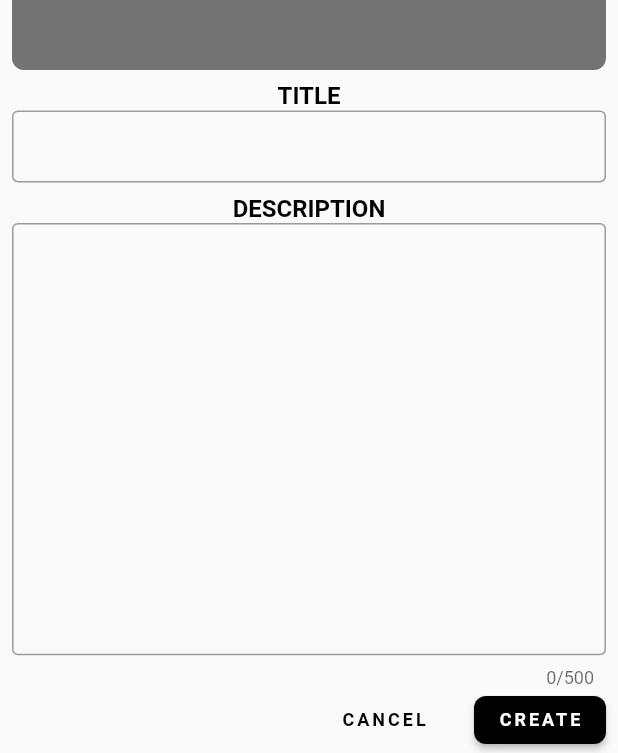
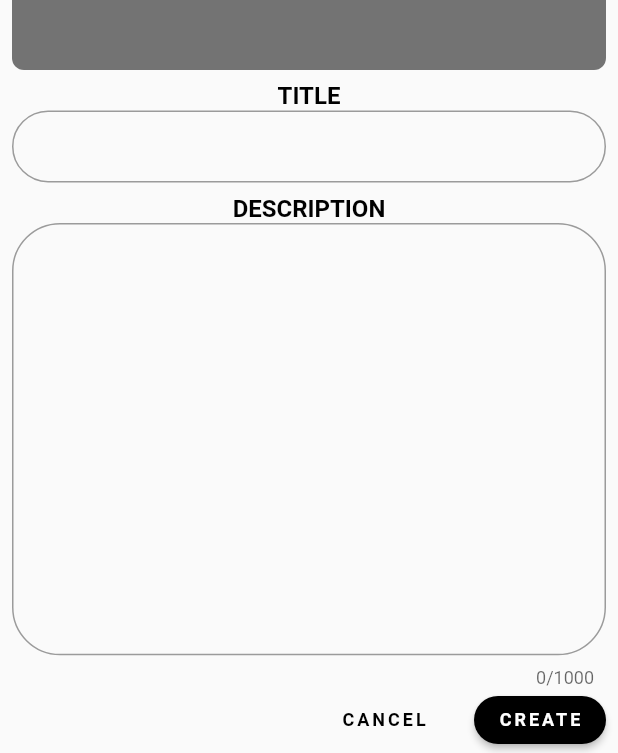
Before and after one commit to GenixPL/pictile, a Flutter app: the AddPairPage widget shown alone on an empty page, opened directly with empty values, on a phone screen of 412 x 824 dp. Shown: the part 480-1233 px from the top of the screen. Run offline on Flutter 3.47's test engine with Material 2 defaults, Android fonts, the phone set to English and light mode, and no system bars; our stand-ins replace image_picker, permission_handler, sqflite; accounts and stored records are empty.

Commit message:
Correct ui

```diff
--- a/lib/ui/common/buttons/my_flat_button.dart
+++ b/lib/ui/common/buttons/my_flat_button.dart
@@ -24,7 +24,7 @@ class MyFlatButton extends StatelessWidget {
             style: smallBlackTextStyle,
           ),
           shape: RoundedRectangleBorder(
-            borderRadius: BorderRadius.circular(8),
+            borderRadius: BorderRadius.circular(32),
           ),
           padding: EdgeInsets.all(0),
         ),
--- a/lib/ui/common/set_tile.dart
+++ b/lib/ui/common/set_tile.dart
@@ -18,7 +18,7 @@ class SetTile extends StatelessWidget {
       child: Container(
         decoration: BoxDecoration(
           color: Colors.white,
-          borderRadius: BorderRadius.circular(8),
+          borderRadius: BorderRadius.circular(32),
           boxShadow: [
             BoxShadow(color: Colors.black, blurRadius: 2),
           ],
@@ -62,6 +62,8 @@ class SetTile extends StatelessWidget {
               child: Text(
                 setMap[setsNameKey],
                 style: TextStyle(fontWeight: FontWeight.w500),
+                maxLines: 1,
+                overflow: TextOverflow.ellipsis,
               ),
             ),
           ],
--- a/lib/ui/manage/menu/add_set_dialog.dart
+++ b/lib/ui/manage/menu/add_set_dialog.dart
@@ -39,7 +39,9 @@ class AddSetDialog extends StatelessWidget {
                           controller: _nameController,
                           decoration: InputDecoration(
                             contentPadding: EdgeInsets.fromLTRB(8, 4, 8, 4),
-                            border: OutlineInputBorder(),
+                            border: OutlineInputBorder(
+                              borderRadius: BorderRadius.circular(32),
+                            ),
                             hintText: 'Set name...',
                             labelText: 'Set name',
                           ),
--- a/lib/ui/manage/menu/manage_menu_page.dart
+++ b/lib/ui/manage/menu/manage_menu_page.dart
@@ -62,7 +62,7 @@ class _ManageMenuPageState extends State<ManageMenuPage> {
                     child: Container(
                       decoration: BoxDecoration(
                         color: Colors.white,
-                        borderRadius: BorderRadius.circular(8),
+                        borderRadius: BorderRadius.circular(32),
                         boxShadow: [
                           BoxShadow(color: Colors.black, blurRadius: 2),
                         ],
@@ -127,6 +127,8 @@ class _ManageMenuPageState extends State<ManageMenuPage> {
               child: Text(
                 map[setsNameKey],
                 style: TextStyle(fontWeight: FontWeight.w500),
+                maxLines: 1,
+                overflow: TextOverflow.ellipsis,
               ),
             ),
           ],
--- a/lib/ui/manage/set/add_pair_page.dart
+++ b/lib/ui/manage/set/add_pair_page.dart
@@ -8,6 +8,8 @@ import 'package:pictile/services/db_helper.dart';
 import 'package:pictile/themes/text_styles.dart';
 
 import 'package:pictile/ui/common/basic_page.dart';
+import 'package:pictile/ui/common/buttons/my_flat_button.dart';
+import 'package:pictile/ui/common/buttons/my_raised_button.dart';
 import 'package:pictile/utils/validator.dart';
 import 'package:provider/provider.dart';
 
@@ -95,7 +97,9 @@ class _AddPairPageState extends State<AddPairPage> {
               controller: _titleController,
               decoration: InputDecoration(
                 contentPadding: EdgeInsets.fromLTRB(8, 0, 8, 0),
-                border: OutlineInputBorder(),
+                border: OutlineInputBorder(
+                  borderRadius: BorderRadius.circular(32),
+                ),
               ),
               maxLines: 1,
               validator: Validator.validatePairTitle,
@@ -107,11 +111,13 @@ class _AddPairPageState extends State<AddPairPage> {
                 controller: _descriptionController,
                 decoration: InputDecoration(
                   contentPadding: EdgeInsets.fromLTRB(8, 4, 8, 4),
-                  border: OutlineInputBorder(),
+                  border: OutlineInputBorder(
+                    borderRadius: BorderRadius.circular(32),
+                  ),
                 ),
                 expands: true,
                 maxLines: null,
-                maxLength: 500,
+                maxLength: 1000,
                 validator: Validator.validatePairDescription,
               ),
             ),
@@ -126,36 +132,14 @@ class _AddPairPageState extends State<AddPairPage> {
     return Row(
       mainAxisAlignment: MainAxisAlignment.end,
       children: <Widget>[
-        Padding(
-          padding: const EdgeInsets.all(8.0),
-          child: SizedBox(
-            height: 32,
-            child: FlatButton(
-              child: Text('CANCEL', style: smallBlackTextStyle),
-              onPressed: () => Navigator.pop(context),
-              shape: RoundedRectangleBorder(
-                borderRadius: BorderRadius.circular(8),
-              ),
-              padding: EdgeInsets.all(0),
-            ),
-          ),
+        MyFlatButton(
+          text: 'CANCEL',
+          onTap: () => Navigator.pop(context),
         ),
-        Padding(
-          padding: const EdgeInsets.all(8.0),
-          child: Builder(
-            builder: (context) => SizedBox(
-              height: 32,
-              child: RaisedButton(
-                padding: EdgeInsets.all(0),
-                color: Colors.black,
-                shape: RoundedRectangleBorder(
-                  borderRadius: BorderRadius.circular(8),
-                ),
-                splashColor: Colors.white,
-                child: Text('CREATE', style: smallWhiteTextStyle),
-                onPressed: () => _onCreateTap(context),
-              ),
-            ),
+        Builder(
+          builder: (context) => MyRaisedButton(
+            text: 'CREATE',
+            onTap: () => _onCreateTap(context),
           ),
         ),
       ],
--- a/lib/ui/manage/set/edit_pair_page.dart
+++ b/lib/ui/manage/set/edit_pair_page.dart
@@ -106,7 +106,9 @@ class _EditPairPageState extends State<EditPairPage> {
               controller: _titleController,
               decoration: InputDecoration(
                 contentPadding: EdgeInsets.fromLTRB(8, 0, 8, 0),
-                border: OutlineInputBorder(),
+                border: OutlineInputBorder(
+                  borderRadius: BorderRadius.circular(32),
+                ),
               ),
               maxLines: 1,
               validator: Validator.validatePairTitle,
@@ -118,11 +120,13 @@ class _EditPairPageState extends State<EditPairPage> {
                 controller: _descriptionController,
                 decoration: InputDecoration(
                   contentPadding: EdgeInsets.fromLTRB(8, 4, 8, 4),
-                  border: OutlineInputBorder(),
+                  border: OutlineInputBorder(
+                    borderRadius: BorderRadius.circular(32),
+                  ),
                 ),
                 expands: true,
                 maxLines: null,
-                maxLength: 500,
+                maxLength: 1000,
                 validator: Validator.validatePairDescription,
               ),
             ),
--- a/lib/utils/validator.dart
+++ b/lib/utils/validator.dart
@@ -28,8 +28,8 @@ class Validator {
       return 'Please enter some text';
     }
 
-    if (value.length > 500) {
-      return 'Max 500 characters';
+    if (value.length > 1000) {
+      return 'Max 1000 characters';
     }
 
     return null;
```
Also changed, not shown: lib/ui/manage/set/manage_set_page.dart (+12 -5 lines).
